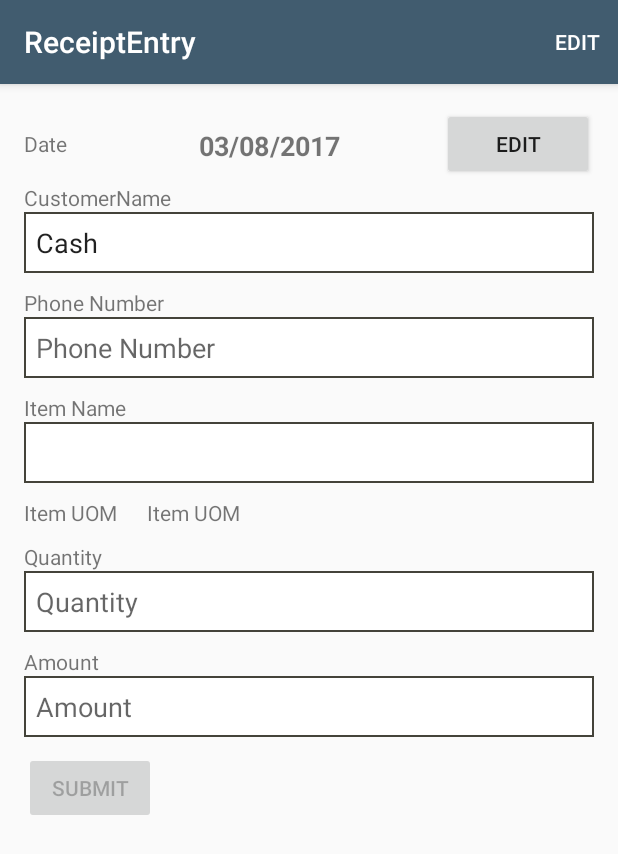
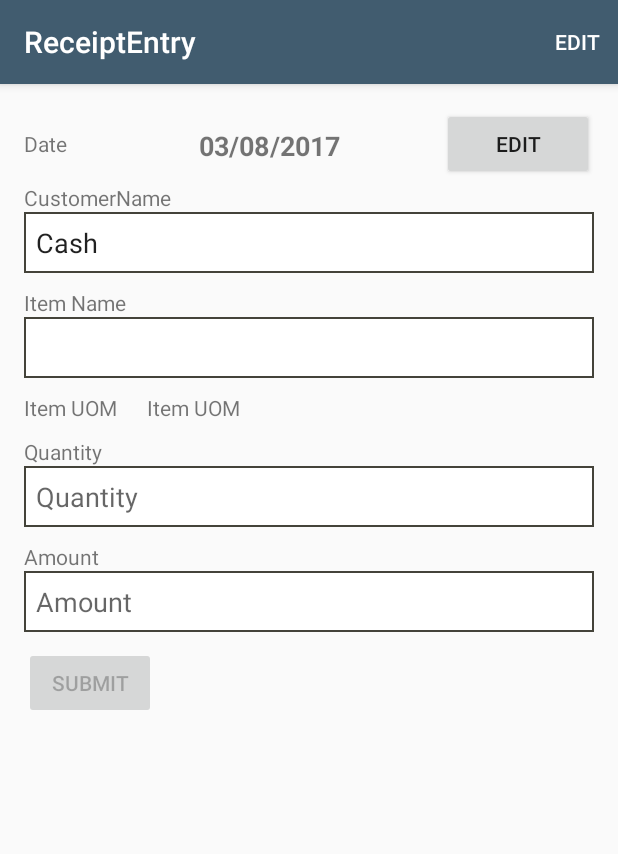
Before and after one commit to saugatchetry/myinventory-android-app, an Android app: the ReceiptEntry screen opened directly, with no data from a screen before it, on a phone screen of 412 x 824 dp. Shown: the top 854 px of the screen. Run offline under Robolectric (Android 15) with nearby library versions, the phone set to English and light mode, and no system bars; libraries missing offline, so code that uses them is left out: com.activeandroid, com.activeandroid.query; 3 statements that could not run were skipped.

Commit message:
Changed to the sakets

```diff
--- a/app/src/main/java/zakoi/com/myinventory/SelectTask.java
+++ b/app/src/main/java/zakoi/com/myinventory/SelectTask.java
@@ -544,7 +544,7 @@ public class SelectTask extends AppCompatActivity implements View.OnClickListene
         }
         else{
             SmsManager smsManager = SmsManager.getDefault();
-            smsManager.sendTextMessage("3528881024",null,message,sentPI,deliveredPI);
+            smsManager.sendTextMessage(Config.PHONE_NUMBER,null,message,sentPI,deliveredPI);
         }
     }
 
--- a/app/src/main/java/zakoi/com/myinventory/Utility/Config.java
+++ b/app/src/main/java/zakoi/com/myinventory/Utility/Config.java
@@ -10,6 +10,7 @@ public class Config {
     //Server
     public static final String SERVER_URL = "https://server.cemnohouse.biz";
     public static boolean SYNC = true;
+    public static final String PHONE_NUMBER = "+918884090930";
 //    public static final String SERVER_URL = "http://e4d1a132.ngrok.io";
 
 
--- a/app/src/main/res/layout/content_receipt_entry.xml
+++ b/app/src/main/res/layout/content_receipt_entry.xml
@@ -78,29 +78,30 @@
     </RelativeLayout>
 
     <RelativeLayout
-        android:layout_marginTop="10dp"
         android:id="@+id/customerPhoneNumber"
         android:layout_width="match_parent"
         android:layout_height="wrap_content"
-        android:layout_below="@+id/customerName">
+        android:layout_below="@+id/customerName"
+        android:layout_marginTop="10dp"
+        android:visibility="gone">
 
         <TextView
 
-            android:text="Phone Number"
+            android:id="@+id/customerPhoneNumberLabel"
             android:layout_width="wrap_content"
             android:layout_height="wrap_content"
-            android:id="@+id/customerPhoneNumberLabel" />
+            android:text="Phone Number" />
 
         <EditText
+            android:id="@+id/customerPhoneNumberText"
             android:layout_width="match_parent"
             android:layout_height="wrap_content"
+            android:layout_below="@+id/customerPhoneNumberLabel"
+            android:background="@drawable/round"
+            android:ems="10"
+            android:hint="Phone Number"
             android:inputType="phone"
-            android:hint="Phone Number"
-            android:background="@drawable/round"
-            android:padding="8dp"
-            android:layout_below="@+id/customerPhoneNumberLabel"
-            android:ems="10"
-            android:id="@+id/customerPhoneNumberText" />
+            android:padding="8dp" />
     </RelativeLayout>
 
     <RelativeLayout
```
